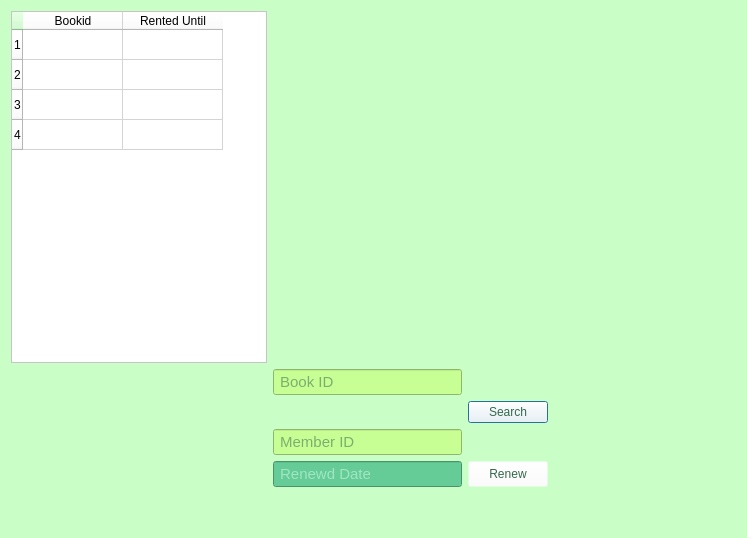
This is window_renewbook.ui in Nilsae/LibraryManagementSystem as Qt 5 draws it before an edit. The edited form follows.
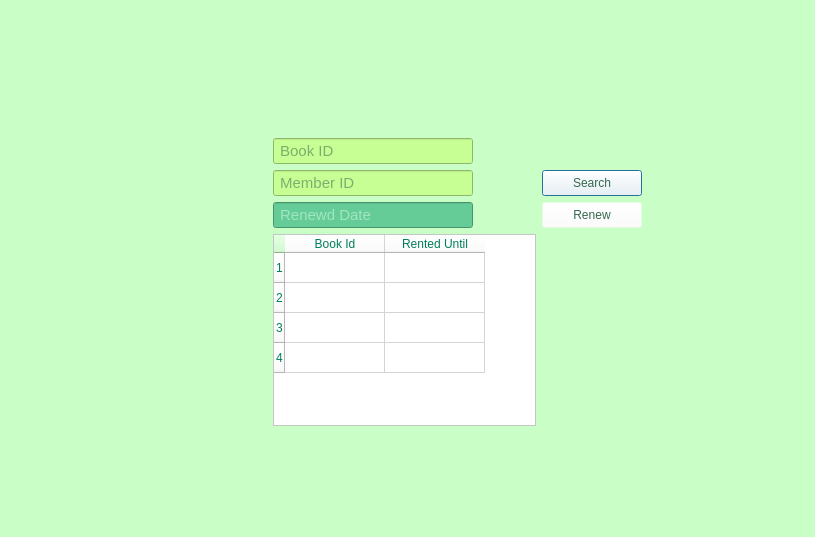
This is the edited form. Icons and pictures are not drawn.

```diff
--- a/window_renewbook.ui
+++ b/window_renewbook.ui
@@ -6,8 +6,8 @@
    <rect>
     <x>0</x>
     <y>0</y>
-    <width>747</width>
-    <height>538</height>
+    <width>815</width>
+    <height>537</height>
    </rect>
   </property>
   <property name="windowTitle">
@@ -17,45 +17,23 @@
    <string notr="true">background-color: rgb(201, 255, 198);</string>
   </property>
   <layout class="QVBoxLayout" name="verticalLayout">
+   <item>
+    <widget class="QLabel" name="label_2">
+     <property name="text">
+      <string/>
+     </property>
+    </widget>
+   </item>
    <item>
     <layout class="QGridLayout" name="gridLayout">
-     <item row="4" column="1">
-      <widget class="QLineEdit" name="lineEdit_MemberId">
-       <property name="maximumSize">
-        <size>
-         <width>200</width>
-         <height>35</height>
-        </size>
-       </property>
-       <property name="font">
-        <font>
-         <family>Microsoft Sans Serif</family>
-         <pointsize>11</pointsize>
-        </font>
-       </property>
-       <property name="styleSheet">
-        <string notr="true">background-color: rgb(200, 255, 148);
-color: rgb(47, 94, 69);</string>
-       </property>
-       <property name="placeholderText">
-        <string> Member ID</string>
+     <item row="15" column="1">
+      <widget class="QLabel" name="label_4">
+       <property name="text">
+        <string/>
        </property>
       </widget>
      </item>
-     <item row="2" column="3">
-      <spacer name="horizontalSpacer_2">
-       <property name="orientation">
-        <enum>Qt::Horizontal</enum>
-       </property>
-       <property name="sizeHint" stdset="0">
-        <size>
-         <width>40</width>
-         <height>20</height>
-        </size>
-       </property>
-      </spacer>
-     </item>
-     <item row="1" column="1">
+     <item row="3" column="1">
       <widget class="QLineEdit" name="lineEdit_BookId">
        <property name="maximumSize">
         <size>
@@ -78,7 +56,40 @@
        </property>
       </widget>
      </item>
-     <item row="1" column="0">
+     <item row="12" column="1">
+      <widget class="QTableWidget" name="tableWidget_RentedBooks">
+       <property name="font">
+        <font>
+         <family>Microsoft Sans Serif</family>
+        </font>
+       </property>
+       <property name="mouseTracking">
+        <bool>true</bool>
+       </property>
+       <property name="styleSheet">
+        <string notr="true">background-color: rgb(255, 255, 255);
+color: rgb(0, 126, 92);</string>
+       </property>
+       <property name="rowCount">
+        <number>4</number>
+       </property>
+       <row/>
+       <row/>
+       <row/>
+       <row/>
+       <column>
+        <property name="text">
+         <string>Book Id</string>
+        </property>
+       </column>
+       <column>
+        <property name="text">
+         <string>Rented Until</string>
+        </property>
+       </column>
+      </widget>
+     </item>
+     <item row="3" column="0">
       <spacer name="horizontalSpacer">
        <property name="orientation">
         <enum>Qt::Horizontal</enum>
@@ -91,17 +102,20 @@
        </property>
       </spacer>
      </item>
-     <item row="0" column="1">
-      <widget class="QLabel" name="label">
-       <property name="text">
-        <string/>
+     <item row="13" column="1">
+      <spacer name="verticalSpacer">
+       <property name="orientation">
+        <enum>Qt::Vertical</enum>
        </property>
-       <property name="pixmap">
-        <pixmap resource="image.qrc">:/img/img/renew.png</pixmap>
+       <property name="sizeHint" stdset="0">
+        <size>
+         <width>20</width>
+         <height>40</height>
+        </size>
        </property>
-      </widget>
+      </spacer>
      </item>
-     <item row="2" column="2">
+     <item row="4" column="2">
       <widget class="QPushButton" name="pushButton_search">
        <property name="maximumSize">
         <size>
@@ -134,7 +148,106 @@
        </property>
       </widget>
      </item>
-     <item row="6" column="1">
+     <item row="0" column="1">
+      <widget class="QLabel" name="label_5">
+       <property name="text">
+        <string/>
+       </property>
+      </widget>
+     </item>
+     <item row="1" column="1">
+      <widget class="QLabel" name="label">
+       <property name="maximumSize">
+        <size>
+         <width>200</width>
+         <height>200</height>
+        </size>
+       </property>
+       <property name="text">
+        <string/>
+       </property>
+       <property name="pixmap">
+        <pixmap resource="image.qrc">:/img/img/renew.png</pixmap>
+       </property>
+      </widget>
+     </item>
+     <item row="2" column="1">
+      <spacer name="verticalSpacer_2">
+       <property name="orientation">
+        <enum>Qt::Vertical</enum>
+       </property>
+       <property name="sizeHint" stdset="0">
+        <size>
+         <width>20</width>
+         <height>40</height>
+        </size>
+       </property>
+      </spacer>
+     </item>
+     <item row="14" column="1">
+      <widget class="QLabel" name="label_3">
+       <property name="text">
+        <string/>
+       </property>
+      </widget>
+     </item>
+     <item row="4" column="1">
+      <widget class="QLineEdit" name="lineEdit_MemberId">
+       <property name="maximumSize">
+        <size>
+         <width>200</width>
+         <height>40</height>
+        </size>
+       </property>
+       <property name="font">
+        <font>
+         <family>Microsoft Sans Serif</family>
+         <pointsize>11</pointsize>
+        </font>
+       </property>
+       <property name="styleSheet">
+        <string notr="true">background-color: rgb(200, 255, 148);
+color: rgb(47, 94, 69);</string>
+       </property>
+       <property name="placeholderText">
+        <string> Member ID</string>
+       </property>
+      </widget>
+     </item>
+     <item row="5" column="2">
+      <widget class="QPushButton" name="pushButton_Renew">
+       <property name="maximumSize">
+        <size>
+         <width>100</width>
+         <height>35</height>
+        </size>
+       </property>
+       <property name="font">
+        <font>
+         <family>Microsoft Sans Serif</family>
+         <pointsize>9</pointsize>
+        </font>
+       </property>
+       <property name="styleSheet">
+        <string notr="true">background-color: rgba(255, 255, 255,0);
+color: rgb(52, 104, 77);</string>
+       </property>
+       <property name="text">
+        <string>Renew</string>
+       </property>
+       <property name="icon">
+        <iconset resource="image.qrc">
+         <normaloff>:/img/img/book-education-renew-borrow-reload-system-512.png</normaloff>:/img/img/book-education-renew-borrow-reload-system-512.png</iconset>
+       </property>
+       <property name="iconSize">
+        <size>
+         <width>25</width>
+         <height>25</height>
+        </size>
+       </property>
+      </widget>
+     </item>
+     <item row="5" column="1">
       <widget class="QLineEdit" name="lineEdit_renewdDate">
        <property name="maximumSize">
         <size>
@@ -157,82 +270,21 @@
        </property>
       </widget>
      </item>
-     <item row="6" column="2">
-      <widget class="QPushButton" name="pushButton_Renew">
-       <property name="maximumSize">
-        <size>
-         <width>100</width>
-         <height>35</height>
-        </size>
+     <item row="1" column="2">
+      <spacer name="horizontalSpacer_2">
+       <property name="orientation">
+        <enum>Qt::Horizontal</enum>
        </property>
-       <property name="font">
-        <font>
-         <family>Microsoft Sans Serif</family>
-         <pointsize>9</pointsize>
-        </font>
-       </property>
-       <property name="styleSheet">
-        <string notr="true">background-color: rgba(255, 255, 255,0);
-color: rgb(52, 104, 77);</string>
-       </property>
-       <property name="text">
-        <string>Renew</string>
-       </property>
-       <property name="icon">
-        <iconset resource="image.qrc">
-         <normaloff>:/img/img/book-education-renew-borrow-reload-system-512.png</normaloff>:/img/img/book-education-renew-borrow-reload-system-512.png</iconset>
-       </property>
-       <property name="iconSize">
+       <property name="sizeHint" stdset="0">
         <size>
-         <width>25</width>
-         <height>25</height>
+         <width>30</width>
+         <height>20</height>
         </size>
        </property>
-      </widget>
-     </item>
-     <item row="7" column="1">
-      <widget class="QLabel" name="label_3">
-       <property name="text">
-        <string/>
-       </property>
-      </widget>
-     </item>
-     <item row="0" column="0">
-      <widget class="QTableWidget" name="tableWidget_RentedBooks">
-       <property name="mouseTracking">
-        <bool>true</bool>
-       </property>
-       <property name="styleSheet">
-        <string notr="true">background-color: rgb(255, 255, 255);</string>
-       </property>
-       <property name="rowCount">
-        <number>4</number>
-       </property>
-       <row/>
-       <row/>
-       <row/>
-       <row/>
-       <column>
-        <property name="text">
-         <string>Bookid</string>
-        </property>
-       </column>
-       <column>
-        <property name="text">
-         <string>Rented Until</string>
-        </property>
-       </column>
-      </widget>
+      </spacer>
      </item>
     </layout>
    </item>
-   <item>
-    <widget class="QLabel" name="label_2">
-     <property name="text">
-      <string/>
-     </property>
-    </widget>
-   </item>
   </layout>
  </widget>
  <resources>
```
